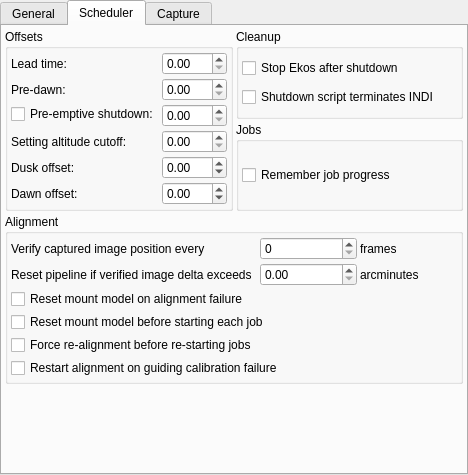
Before: the Qt Designer form kstars/ekos/opsekos.ui in KDE/kstars, drawn with Qt 5.
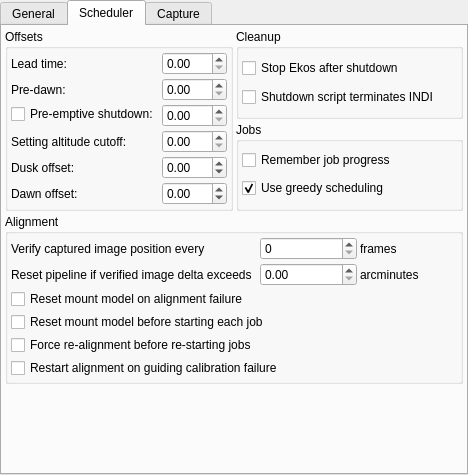
After: the same form once the commit is applied. The open tabs and pages were chosen to show the change. Icons and pictures are not drawn.

Commit message: Add a new not-default scheduler option to disable greedy scheduling.

```diff
--- a/kstars/ekos/opsekos.ui
+++ b/kstars/ekos/opsekos.ui
@@ -406,6 +406,19 @@
          </property>
         </widget>
        </item>
+       <item>
+        <widget class="QCheckBox" name="kcfg_GreedyScheduling">
+         <property name="toolTip">
+          <string>&lt;html&gt;&lt;head/&gt;&lt;body&gt;&lt;p&gt;When checked the scheduler tries to run lower priority jobs when no higher priority job can run. Recommended.&lt;/p&gt;&lt;/body&gt;&lt;/html&gt;</string>
+         </property>
+         <property name="text">
+          <string>Use greedy scheduling</string>
+         </property>
+         <property name="checked">
+          <bool>true</bool>
+         </property>
+        </widget>
+       </item>
       </layout>
      </widget>
     </item>
```
The commit also changes 5 other files.
